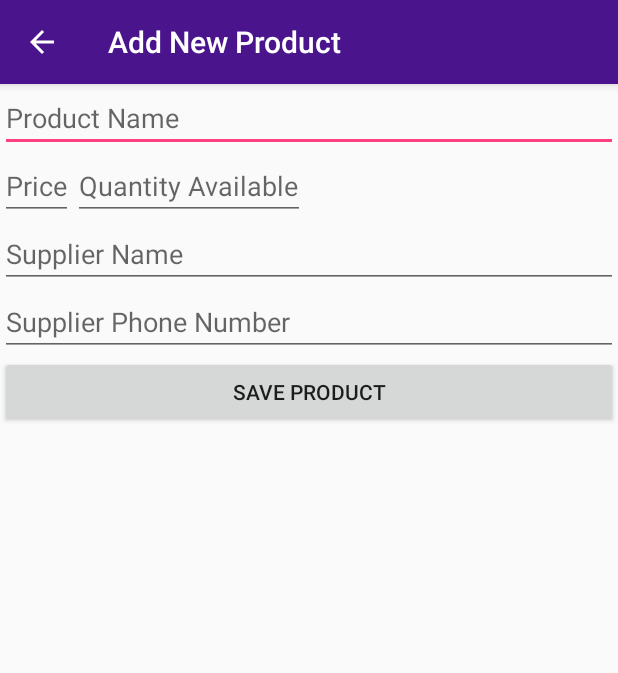
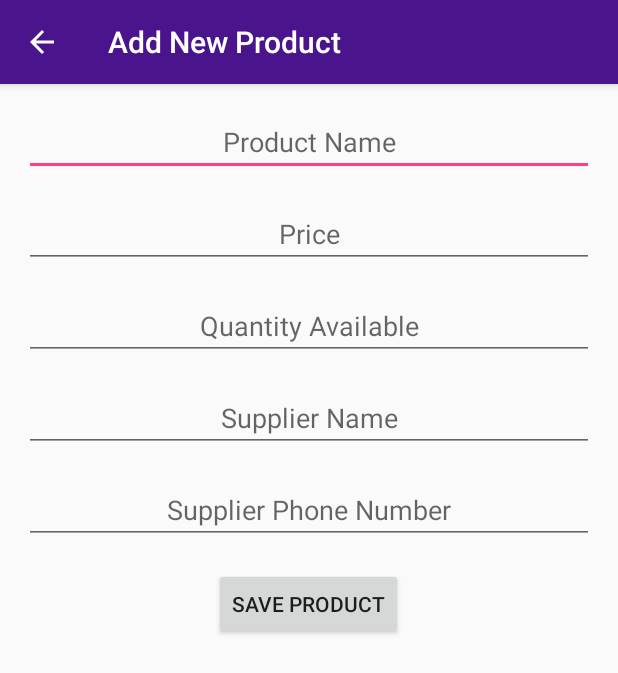
Before and after one commit to alejandra-gonzalez/InventoryApp, an Android app: the EditorActivity screen opened directly, with no data from a screen before it, on a phone screen of 412 x 824 dp. Shown: the top 673 px of the screen. Run offline under Robolectric (Android 15) with nearby library versions, the phone set to English and light mode, and no system bars.

Commit message:
Update XML for EditorActivity

```diff
--- a/app/src/main/java/com/example/android/inventoryapp/ViewProductActivity.java
+++ b/app/src/main/java/com/example/android/inventoryapp/ViewProductActivity.java
@@ -266,7 +266,6 @@ public class ViewProductActivity extends AppCompatActivity implements LoaderMana
             }
         });
 
-        // Create and show the AlertDialog
         AlertDialog alertDialog = builder.create();
         alertDialog.show();
     }
--- a/app/src/main/res/layout/activity_editor.xml
+++ b/app/src/main/res/layout/activity_editor.xml
@@ -3,40 +3,47 @@
     xmlns:tools="http://schemas.android.com/tools"
     android:layout_width="match_parent"
     android:layout_height="match_parent"
-    tools:context=".EditorActivity">
+    tools:context=".EditorActivity"
+    android:layout_margin="@dimen/layout_margin">
 
     <EditText
+        android:textAlignment="center"
         android:id="@+id/product_name"
         android:layout_width="match_parent"
         android:layout_height="wrap_content"
         android:hint="@string/editor_hint_product_name"
-        android:inputType="text" />
+        android:inputType="text"
+        android:layout_marginBottom="@dimen/layout_margin"/>
 
     <EditText
+        android:textAlignment="center"
         android:id="@+id/product_price"
-        android:layout_width="wrap_content"
+        android:layout_width="match_parent"
         android:layout_height="wrap_content"
         android:layout_below="@id/product_name"
         android:hint="@string/editor_hint_product_price"
-        android:inputType="number"/>
+        android:inputType="number"
+        android:layout_marginBottom="@dimen/layout_margin"/>
 
     <EditText
+        android:textAlignment="center"
         android:id="@+id/product_quantity"
-        android:layout_width="wrap_content"
+        android:layout_width="match_parent"
         android:layout_height="wrap_content"
-        android:layout_below="@id/product_name"
-        android:layout_toRightOf="@id/product_price"
-        android:layout_toEndOf="@id/product_price"
+        android:layout_below="@id/product_price"
         android:hint="@string/editor_hint_product_quantity"
-        android:inputType="number"/>
+        android:inputType="number"
+        android:layout_marginBottom="@dimen/layout_margin"/>
 
     <EditText
         android:id="@+id/supplier_name"
         android:layout_width="match_parent"
         android:layout_height="wrap_content"
-        android:layout_below="@id/product_price"
+        android:layout_below="@id/product_quantity"
         android:hint="@string/editor_hint_supplier_name"
-        android:inputType="text"/>
+        android:inputType="text"
+        android:textAlignment="center"
+        android:layout_marginBottom="@dimen/layout_margin"/>
 
     <EditText
         android:id="@+id/supplier_phone_number"
@@ -44,12 +51,15 @@
         android:layout_height="wrap_content"
         android:layout_below="@id/supplier_name"
         android:hint="@string/editor_hint_supplier_number"
-        android:inputType="phone"/>
+        android:inputType="phone"
+        android:textAlignment="center"
+        android:layout_marginBottom="@dimen/layout_margin"/>
 
     <Button
+        android:layout_centerHorizontal="true"
         android:id="@+id/save_product"
         android:layout_below="@id/supplier_phone_number"
-        android:layout_width="match_parent"
+        android:layout_width="wrap_content"
         android:layout_height="wrap_content"
         android:text="@string/editor_save_product"
         android:onClick="saveProduct"/>
```
